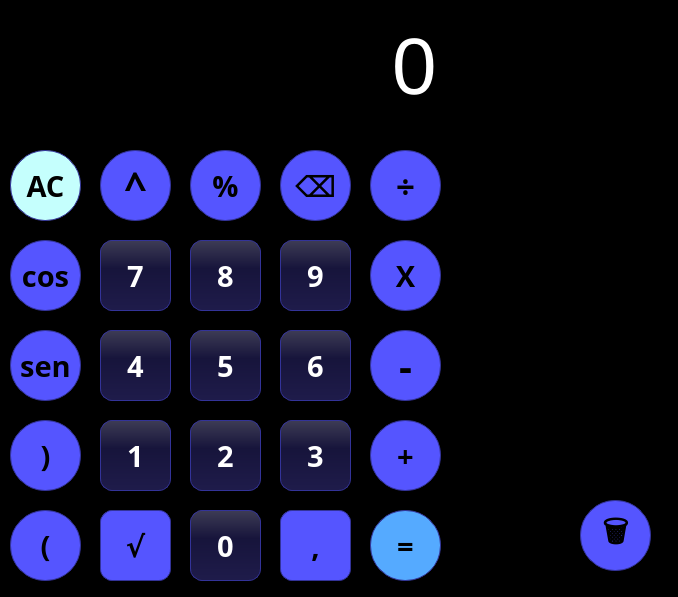
Old version of the form calculadora.ui in the repository ilopjim13/ejercicioCalculadora.
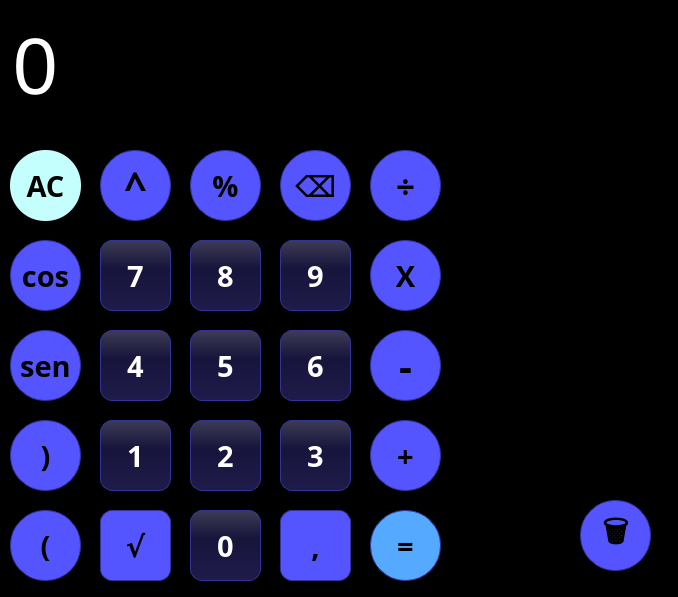
New version of the form.

```diff
--- a/calculadora.ui
+++ b/calculadora.ui
@@ -27,40 +27,6 @@
    <enum>Qt::ToolButtonStyle::ToolButtonIconOnly</enum>
   </property>
   <widget class="QWidget" name="Botones">
-   <widget class="QLCDNumber" name="LcdNumber">
-    <property name="geometry">
-     <rect>
-      <x>20</x>
-      <y>10</y>
-      <width>411</width>
-      <height>111</height>
-     </rect>
-    </property>
-    <property name="sizePolicy">
-     <sizepolicy hsizetype="Minimum" vsizetype="Minimum">
-      <horstretch>0</horstretch>
-      <verstretch>0</verstretch>
-     </sizepolicy>
-    </property>
-    <property name="maximumSize">
-     <size>
-      <width>543</width>
-      <height>16777215</height>
-     </size>
-    </property>
-    <property name="font">
-     <font>
-      <family>Segoe UI</family>
-      <pointsize>5</pointsize>
-     </font>
-    </property>
-    <property name="frameShape">
-     <enum>QFrame::Shape::StyledPanel</enum>
-    </property>
-    <property name="frameShadow">
-     <enum>QFrame::Shadow::Plain</enum>
-    </property>
-   </widget>
    <widget class="QPushButton" name="Bt_borrar">
     <property name="geometry">
      <rect>
@@ -82,7 +48,6 @@
      <string notr="true">QPushButton {
 color: black;
 background-color: rgb(197, 255, 253);
-border-width: 1px;
 border-color: #339;
 border-style: solid;
 border-radius: 35;
@@ -926,9 +891,6 @@
     <property name="text">
      <string>0</string>
     </property>
-    <property name="alignment">
-     <set>Qt::AlignmentFlag::AlignRight|Qt::AlignmentFlag::AlignTrailing|Qt::AlignmentFlag::AlignVCenter</set>
-    </property>
     <property name="placeholderText">
      <string>0</string>
     </property>
```
Left out of the diff: 4 changed lines with no effect on the pictures.
